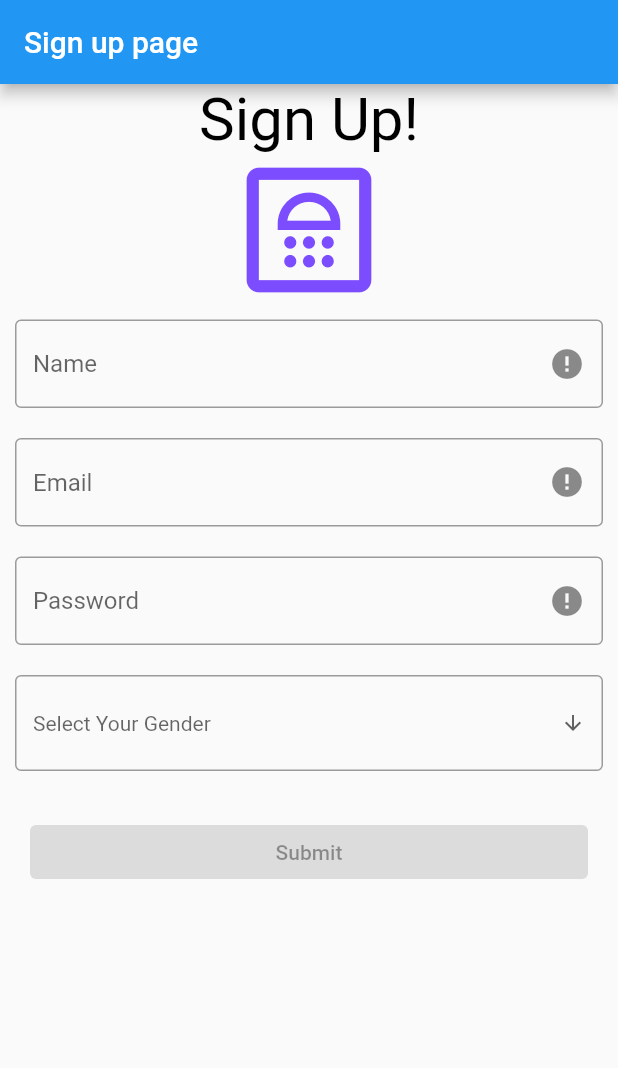
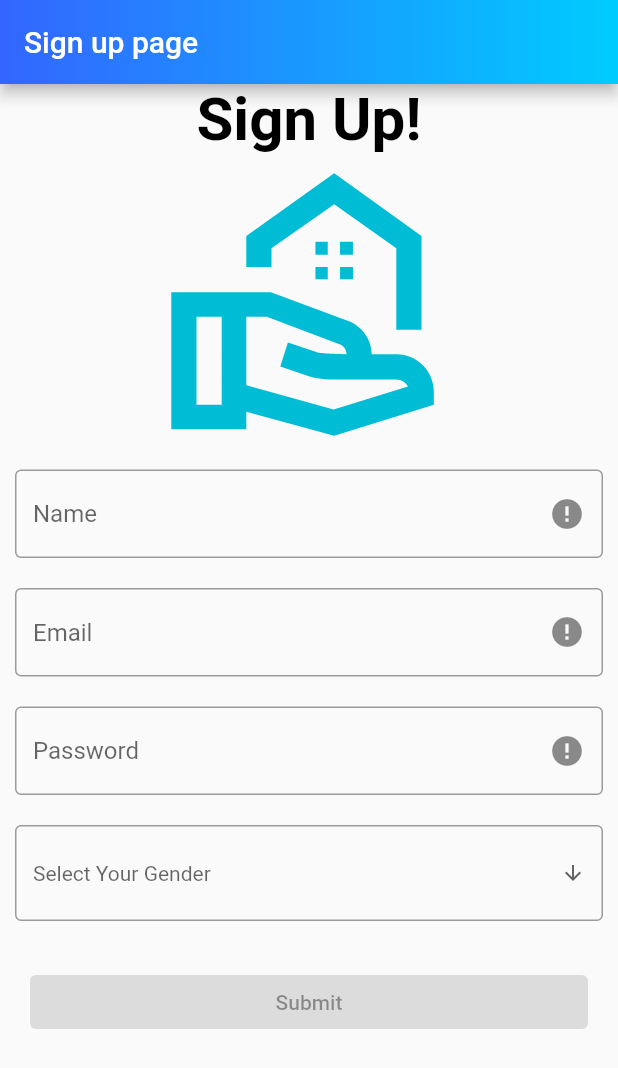
Before and after one commit to AmeerulH/sign-up-flutter, a Flutter app: the screen it shows after launch, on a phone screen of 412 x 824 dp. Shown: the top 1068 px of the screen. Run offline on Flutter 3.47's test engine with Material 2 defaults, Android fonts, the phone set to English and light mode, and no system bars; missing offline and left inert: localstore.

Commit message:
updated look

```diff
--- a/sign_up_flutter/lib/main.dart
+++ b/sign_up_flutter/lib/main.dart
@@ -67,7 +67,23 @@ class _MyHomePageState extends State<MyHomePage> {
   @override
   Widget build(BuildContext context) {
     return Scaffold(
-        appBar: AppBar(title: const Text('Sign up page')),
+        // backgroundColor: (Colors.cyanAccent),
+        appBar: AppBar(
+          title: const Text('Sign up page'),
+          flexibleSpace: Container(
+            decoration: const BoxDecoration(
+              gradient: LinearGradient(
+                  colors: [
+                    Color(0xFF3366FF),
+                    Color(0xFF00CCFF),
+                  ],
+                  begin: FractionalOffset(0.0, 0.0),
+                  end: FractionalOffset(1.0, 0.0),
+                  stops: [0.0, 1.0],
+                  tileMode: TileMode.clamp),
+            ),
+          ),
+        ),
         body: Form(
             key: _formKey,
             child: ListView(
@@ -77,13 +93,14 @@ class _MyHomePageState extends State<MyHomePage> {
                   style: TextStyle(
                     fontSize: 40,
                     color: Colors.black,
+                    fontWeight: FontWeight.w700,
                   ),
                   textAlign: TextAlign.center,
                 ),
                 const Icon(
-                  Icons.bathroom_outlined,
-                  size: 100,
-                  color: Colors.deepPurpleAccent,
+                  Icons.real_estate_agent_outlined,
+                  size: 200,
+                  color: Colors.cyan,
                 ),
                 Container(
                   padding: const EdgeInsets.all(10),
@@ -199,7 +216,6 @@ class _MyHomePageState extends State<MyHomePage> {
                       //         : Colors.blueGrey),
                       onPressed: _formKey.currentState?.validate() ?? false
                           ? () {
-                              if (_formKey.currentState!.validate()) {
                               ScaffoldMessenger.of(context).showSnackBar(
                                 const SnackBar(
                                   content: Text('Successfully Signed Up!'),
@@ -228,7 +244,6 @@ class _MyHomePageState extends State<MyHomePage> {
                                     builder: (context) =>
                                         const NewPage(title: 'hello')),
                               );
-                              }
                             }
                           : null,
                     ))
```
Also changed, not shown: sign_up_flutter/lib/home.dart (+16 -1 lines). Lines whose indentation alone changed are shown as unchanged.
